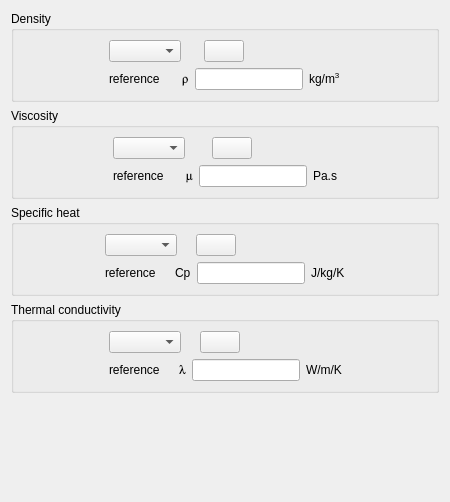
Old version of the form gui/Pages/FluidCharacteristicsForm.ui in the repository code-saturne/code_saturne.
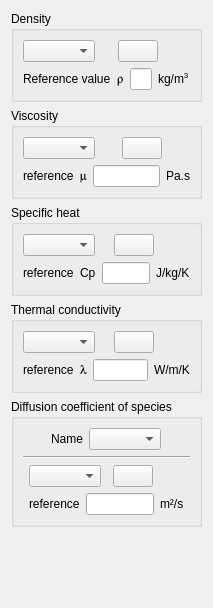
New version of the form. Icons and pictures are not drawn.

```diff
--- a/gui/Pages/FluidCharacteristicsForm.ui
+++ b/gui/Pages/FluidCharacteristicsForm.ui
@@ -1,21 +1,21 @@
 <ui version="4.0" >
  <class>FluidCharacteristicsForm</class>
- <widget class="QWidget" name="FluidCharacteristicsForm" >
-  <property name="geometry" >
+ <widget class="QWidget" name="FluidCharacteristicsForm">
+  <property name="geometry">
    <rect>
     <x>0</x>
     <y>0</y>
-    <width>450</width>
-    <height>502</height>
+    <width>203</width>
+    <height>608</height>
    </rect>
   </property>
   <property name="windowTitle" >
    <string>Form</string>
   </property>
-  <layout class="QVBoxLayout" name="verticalLayout_5" >
-   <item>
-    <widget class="QGroupBox" name="groupBoxRho" >
-     <property name="title" >
+  <layout class="QGridLayout" name="gridLayout">
+   <item row="0" column="0">
+    <widget class="QGroupBox" name="groupBoxRho">
+     <property name="title">
       <string>Density</string>
      </property>
      <layout class="QHBoxLayout" name="horizontalLayout_4" >
@@ -95,9 +95,9 @@
         <item>
          <layout class="QHBoxLayout" name="horizontalLayout_2" >
           <item>
-           <widget class="QLabel" name="labelRho" >
-            <property name="text" >
-             <string>reference</string>
+           <widget class="QLabel" name="labelRho">
+            <property name="text">
+             <string>Reference value</string>
             </property>
            </widget>
           </item>
@@ -160,9 +160,9 @@
      </layout>
     </widget>
    </item>
-   <item>
-    <widget class="QGroupBox" name="groupBoxMu" >
-     <property name="title" >
+   <item row="1" column="0">
+    <widget class="QGroupBox" name="groupBoxMu">
+     <property name="title">
       <string>Viscosity</string>
      </property>
      <layout class="QHBoxLayout" name="horizontalLayout_8" >
@@ -307,9 +307,9 @@
      </layout>
     </widget>
    </item>
-   <item>
-    <widget class="QGroupBox" name="groupBoxCp" >
-     <property name="title" >
+   <item row="2" column="0">
+    <widget class="QGroupBox" name="groupBoxCp">
+     <property name="title">
       <string>Specific heat</string>
      </property>
      <layout class="QHBoxLayout" name="horizontalLayout_12" >
@@ -449,9 +449,9 @@
      </layout>
     </widget>
    </item>
-   <item>
-    <widget class="QGroupBox" name="groupBoxAl" >
-     <property name="title" >
+   <item row="3" column="0">
+    <widget class="QGroupBox" name="groupBoxAl">
+     <property name="title">
       <string>Thermal conductivity</string>
      </property>
      <layout class="QHBoxLayout" name="horizontalLayout_16" >
@@ -596,12 +596,193 @@
      </layout>
     </widget>
    </item>
-   <item>
+   <item row="4" column="0">
+    <widget class="QGroupBox" name="groupBoxDiff">
+     <property name="title">
+      <string>Diffusion coefficient of species</string>
+     </property>
+     <layout class="QGridLayout" name="_7">
+      <property name="margin">
+       <number>9</number>
+      </property>
+      <property name="spacing">
+       <number>6</number>
+      </property>
+      <item row="2" column="1">
+       <layout class="QVBoxLayout" name="_8">
+        <property name="spacing">
+         <number>6</number>
+        </property>
+        <property name="margin">
+         <number>0</number>
+        </property>
+        <item>
+         <layout class="QHBoxLayout" name="_9">
+          <property name="spacing">
+           <number>6</number>
+          </property>
+          <property name="margin">
+           <number>0</number>
+          </property>
+          <item>
+           <widget class="QComboBox" name="comboBoxDiff"/>
+          </item>
+          <item>
+           <spacer>
+            <property name="orientation">
+             <enum>Qt::Horizontal</enum>
+            </property>
+            <property name="sizeHint" stdset="0">
+             <size>
+              <width>16</width>
+              <height>20</height>
+             </size>
+            </property>
+           </spacer>
+          </item>
+          <item>
+           <widget class="QPushButton" name="pushButtonDiff">
+            <property name="text">
+             <string/>
+            </property>
+            <property name="icon">
+             <iconset resource="resources_pages.qrc">
+              <normaloff>:/new/prefix1/icons/22x22/edit-find-replace.png</normaloff>:/new/prefix1/icons/22x22/edit-find-replace.png</iconset>
+            </property>
+           </widget>
+          </item>
+          <item>
+           <spacer>
+            <property name="orientation">
+             <enum>Qt::Horizontal</enum>
+            </property>
+            <property name="sizeHint" stdset="0">
+             <size>
+              <width>40</width>
+              <height>20</height>
+             </size>
+            </property>
+           </spacer>
+          </item>
+         </layout>
+        </item>
+        <item>
+         <layout class="QHBoxLayout" name="_10">
+          <property name="spacing">
+           <number>6</number>
+          </property>
+          <property name="margin">
+           <number>0</number>
+          </property>
+          <item>
+           <widget class="QLabel" name="labelDiff">
+            <property name="text">
+             <string>reference</string>
+            </property>
+           </widget>
+          </item>
+          <item>
+           <widget class="QLineEdit" name="lineEditDiff"/>
+          </item>
+          <item>
+           <widget class="QLabel" name="labelUnitDiff">
+            <property name="text">
+             <string>m²/s</string>
+            </property>
+           </widget>
+          </item>
+         </layout>
+        </item>
+       </layout>
+      </item>
+      <item row="2" column="0">
+       <spacer>
+        <property name="orientation">
+         <enum>Qt::Horizontal</enum>
+        </property>
+        <property name="sizeHint" stdset="0">
+         <size>
+          <width>40</width>
+          <height>20</height>
+         </size>
+        </property>
+       </spacer>
+      </item>
+      <item row="2" column="2">
+       <spacer>
+        <property name="orientation">
+         <enum>Qt::Horizontal</enum>
+        </property>
+        <property name="sizeHint" stdset="0">
+         <size>
+          <width>40</width>
+          <height>20</height>
+         </size>
+        </property>
+       </spacer>
+      </item>
+      <item row="0" column="0" colspan="3">
+       <layout class="QHBoxLayout" name="_11">
+        <property name="spacing">
+         <number>6</number>
+        </property>
+        <property name="margin">
+         <number>0</number>
+        </property>
+        <item>
+         <spacer>
+          <property name="orientation">
+           <enum>Qt::Horizontal</enum>
+          </property>
+          <property name="sizeHint" stdset="0">
+           <size>
+            <width>40</width>
+            <height>20</height>
+           </size>
+          </property>
+         </spacer>
+        </item>
+        <item>
+         <widget class="QLabel" name="label">
+          <property name="text">
+           <string>Name</string>
+          </property>
+         </widget>
+        </item>
+        <item>
+         <widget class="QComboBox" name="comboBoxNameDiff"/>
+        </item>
+        <item>
+         <spacer>
+          <property name="orientation">
+           <enum>Qt::Horizontal</enum>
+          </property>
+          <property name="sizeHint" stdset="0">
+           <size>
+            <width>40</width>
+            <height>20</height>
+           </size>
+          </property>
+         </spacer>
+        </item>
+       </layout>
+      </item>
+      <item row="1" column="0" colspan="3">
+       <widget class="Line" name="line">
+        <property name="orientation">
+         <enum>Qt::Horizontal</enum>
+        </property>
+       </widget>
+      </item>
+     </layout>
+    </widget>
+   </item>
+   <item row="5" column="0">
     <spacer>
-     <property name="orientation" >
+     <property name="orientation">
       <enum>Qt::Vertical</enum>
      </property>
-     <property name="sizeHint" stdset="0" >
+     <property name="sizeHint" stdset="0">
       <size>
        <width>20</width>
        <height>40</height>
```
Left out of the diff: 260 changed lines with no effect on the pictures.
